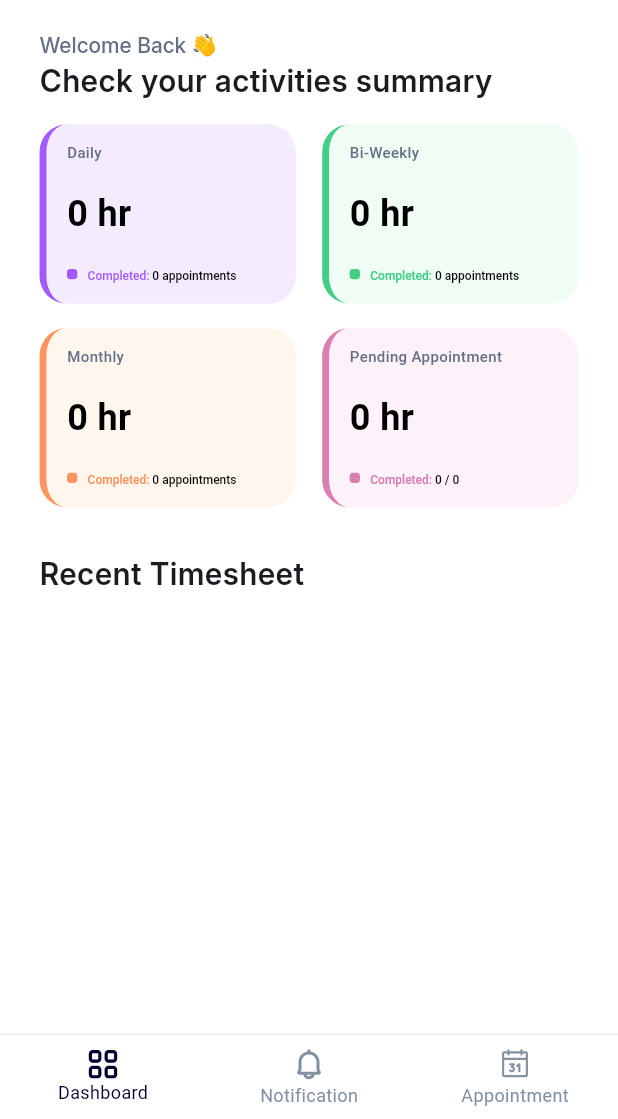
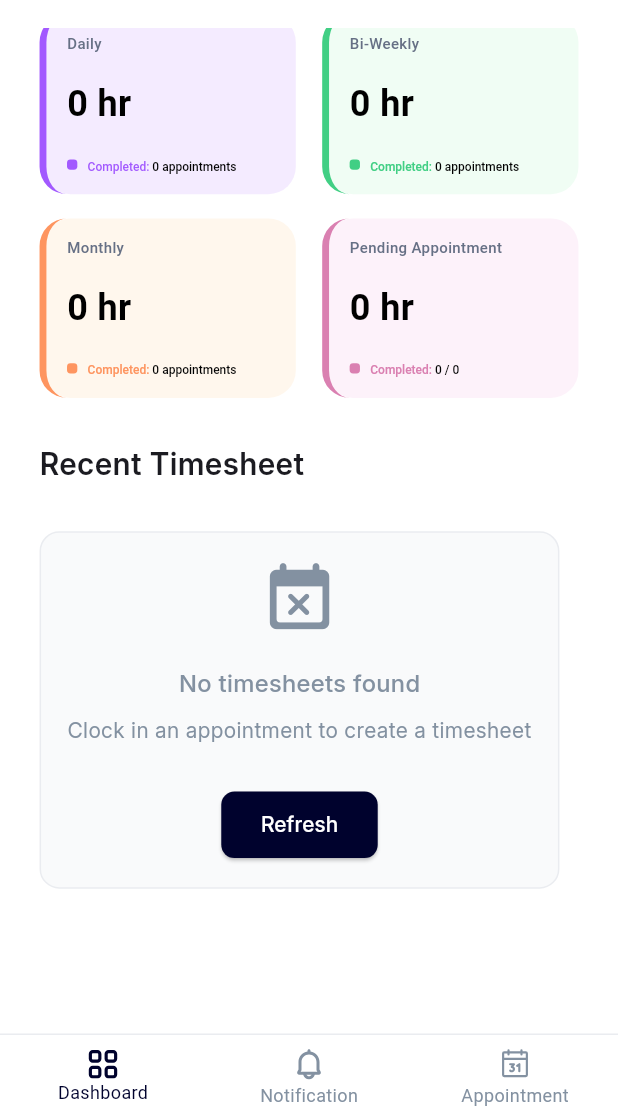
Before and after one commit to Jossyboydgenius/CareClink, a Flutter app: the Dashboard screen opened by its route, scrolled down 73 dp, after a tap on "Refresh", on a phone screen of 412 x 824 dp, the part 117-1236 px from its top. Run offline on Flutter 3.47's test engine with Material 3 defaults, Android fonts, the phone set to English and light mode, and no system bars; drawn by our look-alikes of badges; our stand-ins replace connectivity_plus, firebase_core, firebase_messaging, flutter_bloc, flutter_datetime_picker_plus, flutter_dotenv and 5 more; missing offline and left inert: pending_button; accounts and stored records are empty; network calls fail.

Commit message:
Enhance DashboardView with improved timesheet fetching and error handling
- Integrated AppErrorHandler for centralized error management during timesheet operations.
- Reset noTimesheetsFound flag on initial load and refresh to improve user experience.
- Enhanced error handling for API responses, including specific handling for "No timesheets found" scenarios.
- Improved state management by clearing timesheets on exceptions and ensuring proper UI updates during data fetching.

```diff
--- a/lib/ui/views/dashboard_view.dart
+++ b/lib/ui/views/dashboard_view.dart
@@ -20,6 +20,7 @@ import '../../app/navigation_state_manager.dart';
 import '../../app/locator.dart';
 import 'notification_view.dart';
 import 'appointment_view.dart';
+import '../../shared/app_error_handler.dart';
 
 class Dashboard extends StatefulWidget {
   final Map<String, dynamic>? recentTimesheet;
@@ -46,7 +47,6 @@ class _DashboardState extends State<Dashboard> {
   final Set<String> _loadingTimesheets = {};
   bool _isInitialLoading = true;
   bool _timesheetsLoaded = false;
-  List<Map<String, dynamic>> _cachedTimesheets = [];
   DateTime? _lastTimesheetsRefresh;
   bool _noTimesheetsFound = false;
 
@@ -110,6 +110,7 @@ class _DashboardState extends State<Dashboard> {
   Future<void> _initialLoad() async {
     setState(() {
       _isInitialLoading = true;
+      _noTimesheetsFound = false; // Reset flag on initial load
     });
     await _fetchTimesheets();
     setState(() {
@@ -119,24 +120,17 @@ class _DashboardState extends State<Dashboard> {
   }
 
   Future<void> _fetchTimesheets() async {
-    // Only fetch if we need to refresh based on our caching logic
-    if (!_timesheetsLoaded || _shouldRefreshTimesheets()) {
+    if (!mounted) return;
+
+    try {
       final response = await _timesheetService.getTimesheets();
+
       if (response.isSuccessful && response.data != null) {
         setState(() {
-          _timesheetService.clearTimesheets();
+          _timesheetService
+              .clearTimesheets(); // Clear existing timesheets first
           final timesheets = response.data['timesheets'] as List;
-          _cachedTimesheets = [];
 
-          // Check if there are no timesheets
-          if (timesheets.isEmpty) {
-            _noTimesheetsFound = true;
-            _timesheetsLoaded = true;
-            _lastTimesheetsRefresh = DateTime.now();
-            return;
-          }
-
-          _noTimesheetsFound = false;
           for (final timesheet in timesheets) {
             final clientData = timesheet['client'];
             String clientName = 'Unknown Client';
@@ -149,35 +143,54 @@ class _DashboardState extends State<Dashboard> {
               }
             }
 
-            final timesheetData = {
+            _timesheetService.addTimesheet({
               'id': timesheet['_id'],
               'clientName': clientName,
               'clockIn': timesheet['clockIn'],
               'clockOut': timesheet['clockOut'],
               'duration': timesheet['duration']?.toString() ?? '0',
-              'status': timesheet['clockOut'] == null
-                  ? 'clockin'
-                  : 'clockout', // Set status based on clockOut
-            };
+              'status': timesheet['clockOut'] == null ? 'clockin' : 'clockout',
+            });
+          }
 
-            _cachedTimesheets.add(timesheetData);
-            _timesheetService.addTimesheet(timesheetData);
-          }
-          _timesheetsLoaded = true;
+          _noTimesheetsFound = _timesheetService.recentTimesheets.isEmpty;
           _lastTimesheetsRefresh = DateTime.now();
         });
       } else {
-        // Check if this is specifically a "No timesheets found" message
-        if (response.message?.contains("No timesheets found") == true) {
-          setState(() {
-            _noTimesheetsFound = true;
-            _timesheetsLoaded = true;
-            _lastTimesheetsRefresh = DateTime.now();
-          });
+        // Handle case when no timesheets are found or other errors
+        setState(() {
+          _timesheetService.clearTimesheets(); // Clear any previous timesheets
+          _noTimesheetsFound = true;
+          _lastTimesheetsRefresh = DateTime.now();
+        });
+
+        if (mounted &&
+            response.message?.contains('No timesheets found') == true) {
+          // This is an expected scenario - no need to show an error toast
+          debugPrint('No timesheets found for current user');
+        } else if (mounted) {
+          // For actual errors, show error toast
+          AppErrorHandler.handleError(context, response);
+        }
+      }
+    } catch (e) {
+      setState(() {
+        _timesheetService
+            .clearTimesheets(); // Also clear timesheets on exception
+        _noTimesheetsFound = true;
+      });
+
+      if (mounted) {
+        // Skip showing authentication error toasts during normal logout/login flow
+        String errorMsg = e.toString().toLowerCase();
+        if (!errorMsg.contains('token') &&
+            !errorMsg.contains('unauthorized') &&
+            !errorMsg.contains('session') &&
+            !errorMsg.contains('authentication')) {
+          AppErrorHandler.handleError(context, e);
         } else {
-          // Show toast only for other errors
-          AppToast.showError(
-              context, response.message ?? 'Failed to fetch timesheets');
+          // Just log auth errors during logout without showing toast
+          debugPrint('Skipping auth error during logout/login flow: $e');
         }
       }
     }
@@ -189,7 +202,7 @@ class _DashboardState extends State<Dashboard> {
       _timesheetService.clearTimesheets();
       _timesheetsLoaded = false;
       _lastTimesheetsRefresh = null;
-      _noTimesheetsFound = false;
+      _noTimesheetsFound = false; // Reset flag on refresh
     });
 
     // Fetch new data with force refresh
@@ -479,7 +492,7 @@ class _DashboardState extends State<Dashboard> {
                 AppSpacing.v16(),
             ],
           );
-        }).toList(),
+        }),
       ],
     );
   }
@@ -535,6 +548,12 @@ class _DashboardState extends State<Dashboard> {
         bottomNavigationBar: BottomNavBar(
           currentIndex: _currentIndex,
           onTap: (index) {
+            // If switching to appointments tab, refresh appointments
+            if (index == 2 && _currentIndex != 2) {
+              // Force refresh appointments when navigating to appointment tab
+              _stateManager.forceRefreshAppointments();
+            }
+
             setState(() {
               _currentIndex = index;
             });
```
